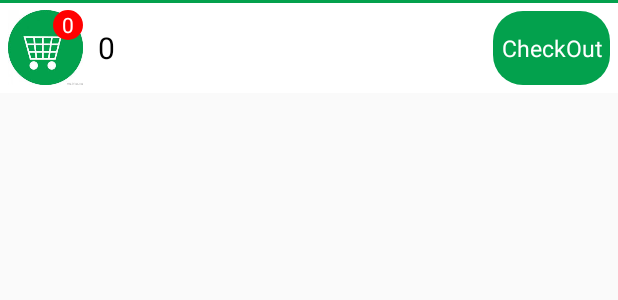
After one commit to ravi84184/Insta_Shop, an Android app: the layout bottomcart_layout.xml on its own in the app's theme, with its tools: preview values and no code run, on a phone screen of 412 x 824 dp. The commit adds this screen. Shown: the top 300 px of the screen. Run offline under Robolectric (Android 15) with nearby library versions, the light colour scheme and no system bars.

Commit message:
view cart is ready to view

```diff
--- a/app/src/main/java/ravi/com/instashop/ApiResponse/categoryResponse.java
+++ b/app/src/main/java/ravi/com/instashop/ApiResponse/categoryResponse.java
@@ -11,10 +11,6 @@ import ravi.com.instashop.model.catModel;
  */
 
 public class categoryResponse {
-
-
-
-
     @SerializedName("status")
     private int status;
     @SerializedName("categories")
--- a/app/src/main/java/ravi/com/instashop/adapter/SubCategoryAdapter.java
+++ b/app/src/main/java/ravi/com/instashop/adapter/SubCategoryAdapter.java
@@ -10,6 +10,7 @@ import android.widget.Toast;
 
 import com.squareup.picasso.Picasso;
 
+import java.math.BigDecimal;
 import java.util.ArrayList;
 import java.util.Arrays;
 import java.util.List;
@@ -50,7 +51,6 @@ public class SubCategoryAdapter extends RecyclerView.Adapter<SubCategoryViewHold
     @Override
     public void onBindViewHolder(final SubCategoryViewHolder holder, final int position) {
         final SubcatItemModel model = (SubcatItemModel) list.get(position);
-
         holder.p_name.setText(model.getProduct_name());
         holder.p_price.setText(model.getMrpPrice());
         holder.p_weight.setText(model.getWeightSize());
@@ -91,10 +91,11 @@ public class SubCategoryAdapter extends RecyclerView.Adapter<SubCategoryViewHold
             public void onClick(View v) {
                 Log.e(TAG, "onClick: btn_add");
                 Log.e(TAG, "onClick: " +position );
+
                 if (!product_id.contains(model.getProduct_id())){
                     product_id.add(model.getProduct_id());
                     product_qnty.add(1);
-                    holder.rel_add_remove.setVisibility(View.VISIBLE);
+                    ((SubcatActivity) mContext).updateItemCount(true);
                     holder.add_item.setText("+" + 1);
                     Log.e(TAG, "onClick: " +product_id.toString());
                     Log.e(TAG, "onClick: " +product_qnty.toString());
--- /dev/null
+++ b/app/src/main/res/drawable-mdpi/checkout_button.xml
@@ -0,0 +1,29 @@
+<?xml version="1.0" encoding="utf-8"?>
+<!--
+  ~ Copyright (c) 2017. http://hiteshsahu.com- All Rights Reserved
+  ~ Unauthorized copying of this file, via any medium is strictly prohibited
+  ~ If you use or distribute this project then you MUST ADD A COPY OF LICENCE
+  ~ along with the project.
+  ~  Written by Hitesh Sahu <hiteshkrsahu@Gmail.com>, 2017.
+  -->
+
+<shape xmlns:android="http://schemas.android.com/apk/res/android"
+    android:shape="rectangle">
+
+    <!-- view background color -->
+    <solid android:color="#03A14D"></solid>
+
+    <!-- view border color and width -->
+    <stroke
+        android:width="0dp"
+        android:color="@color/holo_green_dark"></stroke>
+
+
+    <!-- Here is the corner radius -->
+    <corners
+        android:bottomLeftRadius="20dp"
+        android:bottomRightRadius="20dp"
+        android:topLeftRadius="20dp"
+        android:topRightRadius="20dp" />
+
+</shape>
--- /dev/null
+++ b/app/src/main/res/drawable-mdpi/round_text_cart_item.xml
@@ -0,0 +1,21 @@
+<?xml version="1.0" encoding="utf-8"?>
+<!--
+  ~ Copyright (c) 2017. http://hiteshsahu.com- All Rights Reserved
+  ~ Unauthorized copying of this file, via any medium is strictly prohibited
+  ~ If you use or distribute this project then you MUST ADD A COPY OF LICENCE
+  ~ along with the project.
+  ~  Written by Hitesh Sahu <hiteshkrsahu@Gmail.com>, 2017.
+  -->
+
+<shape xmlns:android="http://schemas.android.com/apk/res/android"
+    android:shape="oval">
+
+    <corners android:radius="5dip" />
+
+    <stroke
+        android:width="2dip"
+        android:color="#FF0000" />
+
+    <solid android:color="#FF0000" />
+
+</shape>
--- /dev/null
+++ b/app/src/main/res/layout/bottomcart_layout.xml
@@ -0,0 +1,128 @@
+<?xml version="1.0" encoding="utf-8"?>
+<!--
+  ~ Copyright (c) 2017. http://hiteshsahu.com- All Rights Reserved
+  ~ Unauthorized copying of this file, via any medium is strictly prohibited
+  ~ If you use or distribute this project then you MUST ADD A COPY OF LICENCE
+  ~ along with the project.
+  ~  Written by Hitesh Sahu <hiteshkrsahu@Gmail.com>, 2017.
+  -->
+
+<LinearLayout xmlns:android="http://schemas.android.com/apk/res/android"
+    android:id="@+id/control_overview"
+    android:layout_width="match_parent"
+    android:layout_height="wrap_content"
+    android:layout_alignParentBottom="true"
+    android:layout_gravity="center_horizontal|top"
+    android:background="@color/black"
+    android:orientation="vertical">
+
+    <View
+        android:layout_width="match_parent"
+        android:layout_height="2dp"
+        android:background="#03A14D" />
+
+    <TextView
+        android:id="@+id/new_offers_banner"
+        android:layout_width="match_parent"
+        android:layout_height="60dp"
+        android:layout_centerVertical="true"
+        android:background="#70000000"
+        android:ellipsize="marquee"
+        android:focusable="true"
+        android:focusableInTouchMode="true"
+        android:freezesText="true"
+        android:gravity="center_vertical"
+        android:marqueeRepeatLimit="marquee_forever"
+        android:paddingLeft="10dp"
+        android:scrollHorizontally="true"
+        android:singleLine="true"
+        android:text="@string/offer_banner"
+        android:textColor="@color/white"
+        android:textSize="20sp"
+        android:visibility="gone"></TextView>
+
+    <RelativeLayout
+        android:id="@+id/checkout_item_root"
+        android:layout_width="match_parent"
+        android:layout_height="60dp"
+        android:background="@color/white"
+        android:gravity="center_vertical"
+        android:orientation="horizontal"
+        android:weightSum="100">
+
+        <FrameLayout
+            android:id="@+id/item_counter"
+            android:layout_width="wrap_content"
+            android:layout_height="wrap_content"
+            android:layout_alignParentLeft="true"
+            android:layout_centerVertical="true"
+            android:layout_weight="20">
+
+            <ImageView
+                android:layout_width="50dp"
+                android:layout_height="50dp"
+                android:layout_marginLeft="5dp"
+                android:background="@drawable/cart"
+                android:scaleType="fitXY" />
+
+            <TextView
+                android:id="@+id/item_count"
+                android:layout_width="20dp"
+                android:layout_height="20dp"
+                android:layout_gravity="top|right"
+                android:background="@drawable/round_text_cart_item"
+                android:gravity="center"
+                android:text="0"
+                android:textColor="@color/white" />
+        </FrameLayout>
+
+        <TextView
+            android:id="@+id/checkout_amount"
+            android:layout_width="wrap_content"
+            android:layout_height="match_parent"
+            android:layout_centerVertical="true"
+            android:layout_marginLeft="10dp"
+            android:layout_toLeftOf="@+id/checkout_envelop"
+            android:layout_toRightOf="@+id/item_counter"
+            android:ellipsize="marquee"
+            android:focusable="true"
+            android:focusableInTouchMode="true"
+            android:freezesText="true"
+            android:gravity="center_vertical"
+            android:marqueeRepeatLimit="marquee_forever"
+            android:scrollHorizontally="true"
+            android:singleLine="true"
+            android:text="0"
+            android:textColor="@android:color/background_dark"
+            android:textSize="20sp" />
+
+        <FrameLayout
+            android:id="@+id/checkout_envelop"
+            android:layout_width="wrap_content"
+            android:layout_height="match_parent"
+            android:layout_alignParentRight="true">
+
+            <TextView
+                android:id="@+id/checkout"
+                android:layout_width="wrap_content"
+                android:layout_height="match_parent"
+                android:layout_alignParentRight="true"
+                android:layout_centerVertical="true"
+                android:layout_gravity="center_vertical"
+                android:layout_margin="5dp"
+                android:background="@drawable/checkout_button"
+                android:ellipsize="marquee"
+                android:focusable="true"
+                android:focusableInTouchMode="true"
+                android:freezesText="true"
+                android:gravity="center"
+                android:marqueeRepeatLimit="marquee_forever"
+                android:padding="5dp"
+                android:scrollHorizontally="true"
+                android:singleLine="true"
+                android:text="@string/checkout"
+                android:textColor="@color/white"
+                android:textSize="15sp" />
+        </FrameLayout>
+    </RelativeLayout>
+</LinearLayout>
--- a/app/src/main/res/layout/fragment_parent.xml
+++ b/app/src/main/res/layout/fragment_parent.xml
@@ -33,5 +33,4 @@
         android:layout_width="match_parent"
         android:layout_height="fill_parent"
         android:layout_above="@+id/appbar_layout"/>
-
 </LinearLayout>
--- a/app/src/main/res/values/colors.xml
+++ b/app/src/main/res/values/colors.xml
@@ -28,4 +28,6 @@
     <color name="green">#00c123</color>
     <color name="green_dark">#27a33d</color>
 
+    <color name="holo_green_dark">#ff669900</color>
+
 </resources>
--- a/app/src/main/res/values/strings.xml
+++ b/app/src/main/res/values/strings.xml
@@ -6,6 +6,9 @@
 
     <string name="action_settings">Settings</string>
 
+    <string name="offer_banner">"Shop for 2000 to get Rs 100 discount and shop for 3000 to get Rs 200 discount"</string>
+    <string name="checkout">CheckOut</string>
+
     <!-- TODO: Remove or change this placeholder text -->
     <string name="hello_blank_fragment">Hello blank fragment</string>
     <string name="suggest_product">Yoy may suggest a producy to be added to our assortment.depending on the Shops stock availability.we will add it.</string>
```
Also changed, not shown: app/src/main/java/ravi/com/instashop/DatabseHelper/DatabaseHelper.java (added, +104 -0 lines), app/src/main/java/ravi/com/instashop/activity/SubcatActivity.java (+49 -9 lines), app/src/main/java/ravi/com/instashop/model/Money.java (added, +57 -0 lines), app/src/main/res/layout/activity_subcat.xml (+2 -58 lines), app/src/main/res/drawable-mdpi/cart.jpg (added).
